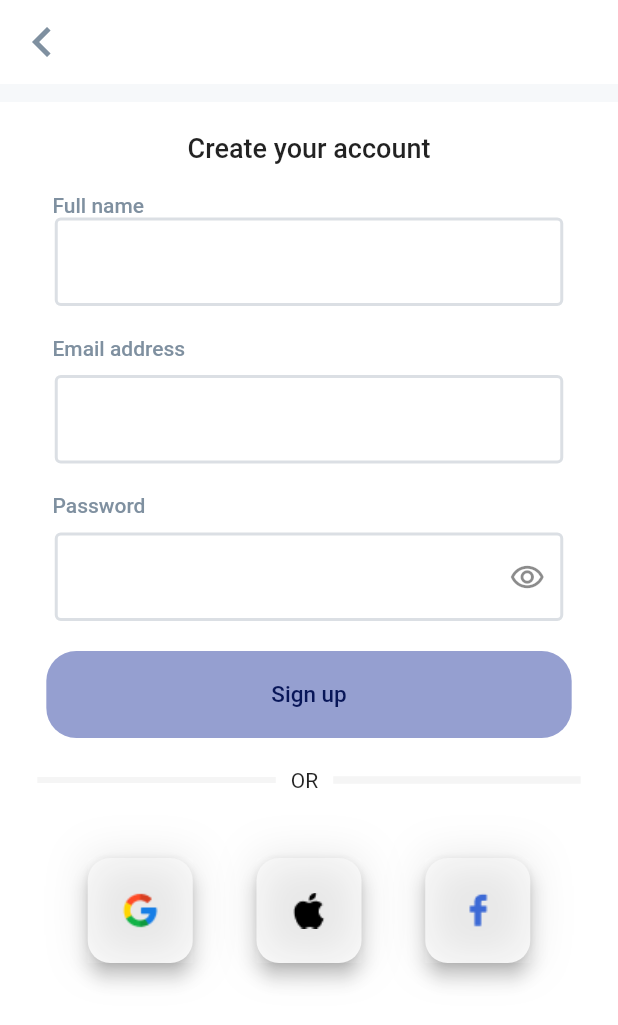
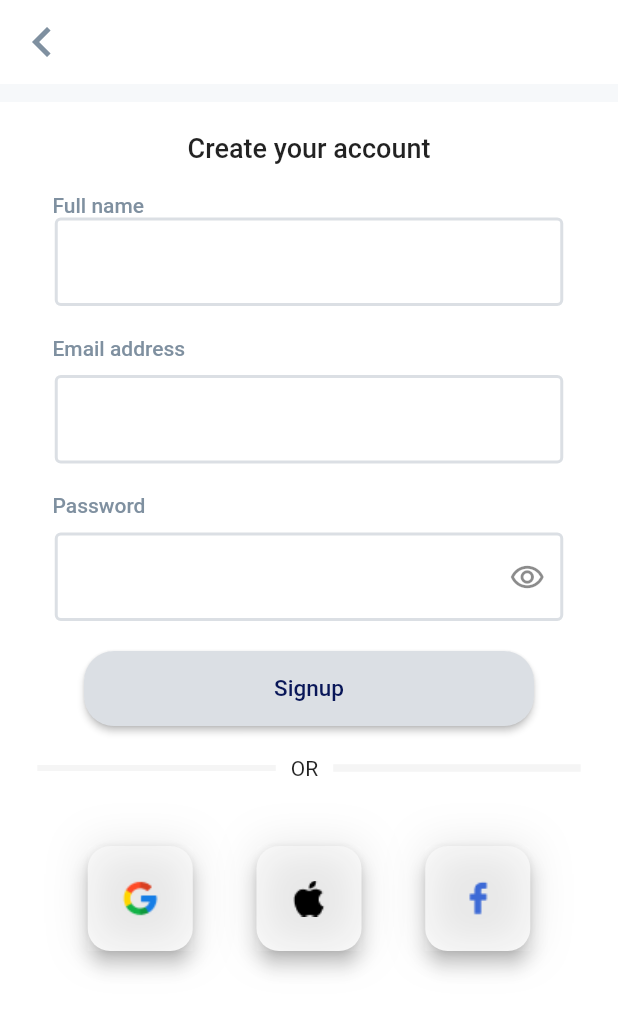
Before and after one commit to emjaycodes/GadgetZ, a Flutter app: the SignupScreen screen opened by its route, on a phone screen of 412 x 824 dp. Shown: the top 1025 px of the screen. Run offline on Flutter 3.47's test engine with Material 2 defaults, Android fonts, the phone set to English and light mode, and no system bars; our stand-ins replace email_validator.

Commit message:
created the signup button

```diff
--- a/lib/screens/sign_up/components/body.dart
+++ b/lib/screens/sign_up/components/body.dart
@@ -2,11 +2,13 @@
 // ignore_for_file: prefer_const_constructors, prefer_const_literals_to_create_immutables
 
 import 'package:flutter/material.dart';
+import 'package:oga_bassey/components/custom_button.dart';
 import 'package:oga_bassey/constants.dart';
 import 'package:oga_bassey/components/custom_text_input_field.dart';
 import 'package:oga_bassey/components/textfield_names.dart';
 import 'package:oga_bassey/components/social_media_card.dart';
 import 'package:oga_bassey/screens/forgot_password/forgot_password.dart';
+import 'package:oga_bassey/screens/home/home_screen.dart';
 
 
 
@@ -52,38 +54,16 @@ class Body  extends StatelessWidget {
                  // textfield with icon
                  PasswordTextfield(),
 
-                 // text that says forgot password
-                //  Padding(
-                //    padding: const EdgeInsets.symmetric(horizontal:35.0),
-                //    child: Row(
-                //     mainAxisAlignment: MainAxisAlignment.end,
-                //      children: [
-                //        GestureDetector(
-                //         onTap: (){
-                //           Navigator.pushNamed(context, ForgotPasswordScreen.id);
-                //         },
-                //          child: Text('forgot password?',
-                //          ),
-                //        ),
-                //      ],
-                //    ),
-                //  ),
                  kbigSizedbox,
 
                 // sign up buttun
-                Container(
-                padding: EdgeInsets.symmetric(vertical: 20, horizontal: 150),
-                decoration: BoxDecoration(color: Color(0xFF959FD0),
-                borderRadius: BorderRadius.circular(20)
-                ),
-                child: Text('Sign up',
-                style: TextStyle(
-                  fontSize: 15,
-                  color: Color(0xFF081658),
-                  fontWeight: FontWeight.w500,
-                ),
-                ),
-              ),
+                CustomButtom(
+                 buttonName: 'Signup',
+                 buttonColor: kdisabledButtonColor,
+                 textStyle: ksignupbuttonTextStyle(),
+                 onPressed: (){
+                  Navigator.pushNamed(context, HomeScreen.id);
+                 }),
 
               kbigSizedbox,
 
```
